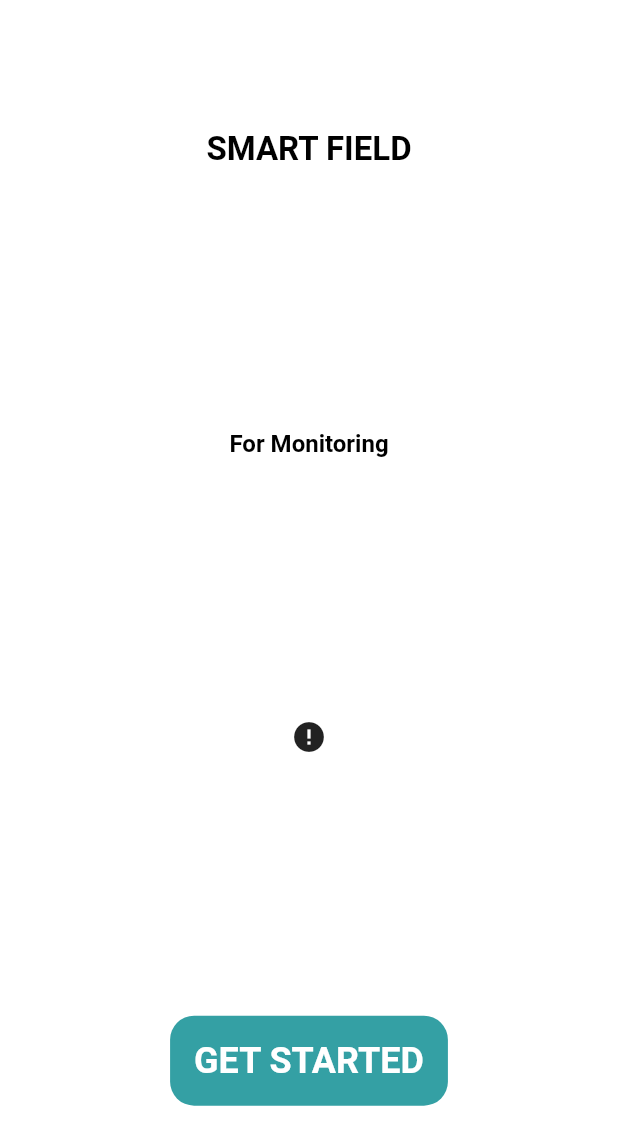
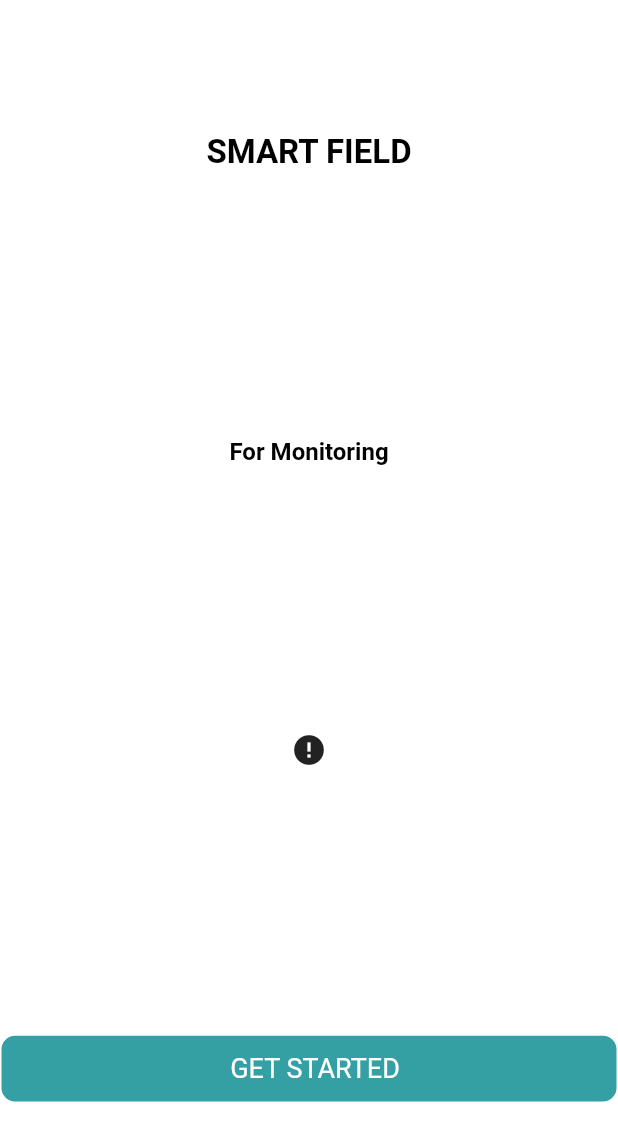
Before and after one commit to Bwise1/solutions_challenge, a Flutter app: the screen it shows after launch, on a phone screen of 412 x 824 dp. Shown: the top 1145 px of the screen. Run offline on Flutter 3.47's test engine with Material 2 defaults, Android fonts, the phone set to English and light mode, and no system bars; drawn by our look-alikes of cached_network_image; our stand-ins replace flutter_svg, get, shared_preferences; network calls fail; Roboto replaces fonts that are missing (Euclid-Regular).

Commit message:
Setup basics for screens

```diff
--- /dev/null
+++ b/lib/components/button.dart
@@ -0,0 +1,80 @@
+import 'package:flutter/material.dart';
+import 'package:flutter_svg/svg.dart';
+import 'package:smart_agriculture/utils/spacing.dart';
+
+class AppButtons extends StatelessWidget {
+  final Color textColor;
+  final Color backgroundColor;
+  final Color borderColor;
+  final Color? loaderColor;
+  final String text;
+  final String? imagePath;
+  final bool isSvg, isLoading;
+  final Function()? onTap;
+
+  const AppButtons(
+      {Key? key,
+      required this.textColor,
+      required this.backgroundColor,
+      required this.text,
+      required this.borderColor,
+      this.loaderColor,
+      this.imagePath,
+      this.isSvg = false,
+      required this.onTap,
+      this.isLoading = false})
+      : super(key: key);
+
+  @override
+  Widget build(BuildContext context) {
+    return InkWell(
+      onTap: onTap,
+      child: Container(
+        width: double.maxFinite,
+        height: MediaQuery.of(context).size.height / 18,
+        decoration: BoxDecoration(
+          color: backgroundColor,
+          border: Border.all(color: borderColor),
+          borderRadius: BorderRadius.circular(10),
+        ),
+        child: Row(
+          mainAxisAlignment: MainAxisAlignment.center,
+          children: [
+            if (imagePath != null) ...[
+              isSvg == true
+                  ? SvgPicture.asset(imagePath!)
+                  : Image(image: AssetImage(imagePath!))
+            ],
+            const SizedBox(width: 8),
+            Text(
+              text,
+              style: TextStyle(
+                fontSize: 18,
+                color: textColor,
+              ),
+            ),
+            if (isLoading) ...[
+              addHorizontalSpace(10),
+              loaderColor != null
+                  ? SizedBox(
+                      height: 20,
+                      width: 20,
+                      child: CircularProgressIndicator(
+                        strokeWidth: 1.5,
+                        color: loaderColor,
+                      ),
+                    )
+                  : const SizedBox(
+                      height: 20,
+                      width: 20,
+                      child: CircularProgressIndicator(
+                        strokeWidth: 1.5,
+                      ),
+                    )
+            ],
+          ],
+        ),
+      ),
+    );
+  }
+}
--- a/lib/routes/route.dart
+++ b/lib/routes/route.dart
@@ -1,5 +1,7 @@
 import 'package:get/get.dart';
 import 'package:smart_agriculture/screens/getting_started.dart';
+import 'package:smart_agriculture/screens/home_screen.dart';
+import 'package:smart_agriculture/screens/login.dart';
 
 import '../bindings/splash_binding.dart';
 import '../screens/splash_screen.dart';
@@ -7,6 +9,8 @@ import '../screens/splash_screen.dart';
 class Routes {
   static const INITIAL = '/splash';
   static const MAIN_PAGE = '/main_page';
+  static const LOGIN = '/login';
+  static const HOME = '/home';
 }
 
 class Pages {
@@ -21,5 +25,13 @@ class Pages {
       name: Routes.MAIN_PAGE,
       page: () => const GettingStarted(),
     ),
+    GetPage(
+      name: Routes.LOGIN,
+      page: () => const Login(),
+    ),
+    GetPage(
+      name: Routes.HOME,
+      page: () => const HomeScreen(),
+    ),
   ];
 }
--- a/lib/screens/getting_started.dart
+++ b/lib/screens/getting_started.dart
@@ -1,5 +1,8 @@
 import 'package:cached_network_image/cached_network_image.dart';
 import 'package:flutter/material.dart';
+import 'package:get/get.dart';
+import 'package:smart_agriculture/components/button.dart';
+import 'package:smart_agriculture/routes/route.dart';
 
 class GettingStarted extends StatelessWidget {
   const GettingStarted({Key? key}) : super(key: key);
@@ -40,26 +43,15 @@ class GettingStarted extends StatelessWidget {
                     errorWidget: (context, url, error) =>
                         const Icon(Icons.error),
                   ),
-                  TextButton(
-                    onPressed: () {
-                      Navigator.pushNamed(context, '/login');
+                  AppButtons(
+                    textColor: Colors.white,
+                    backgroundColor: const Color(0xFF34a0a4),
+                    text: 'GET STARTED',
+                    borderColor: Colors.white,
+                    onTap: () {
+                      Get.toNamed(Routes.LOGIN!);
                     },
-                    style: TextButton.styleFrom(
-                      primary: Colors.white,
-                      backgroundColor: Color(0xFF34a0a4),
-                      padding: EdgeInsets.all(16.0),
-                      shape: RoundedRectangleBorder(
-                        borderRadius: BorderRadius.circular(16.0),
-                      ),
-                    ),
-                    child: const Text(
-                      'GET STARTED',
-                      style: TextStyle(
-                        fontSize: 24.0,
-                        fontWeight: FontWeight.bold,
-                      ),
-                    ),
-                  )
+                  ),
                 ],
               ),
             ),
```
Also changed, not shown: lib/components/nav_bar.dart (added, +85 -0 lines), lib/controllers/nav_controller.dart (added, +10 -0 lines), lib/screens/account.dart (added, +13 -0 lines), lib/screens/charts.dart (added, +13 -0 lines), lib/screens/dashboard.dart (added, +13 -0 lines), lib/screens/history.dart (added, +13 -0 lines), lib/screens/home_screen.dart (added, +35 -0 lines), lib/screens/login.dart (added, +89 -0 lines), lib/utils/spacing.dart (added, +9 -0 lines), pubspec.yaml (+6 -5 lines), assets/icons/google.svg (added), pubspec.lock.
